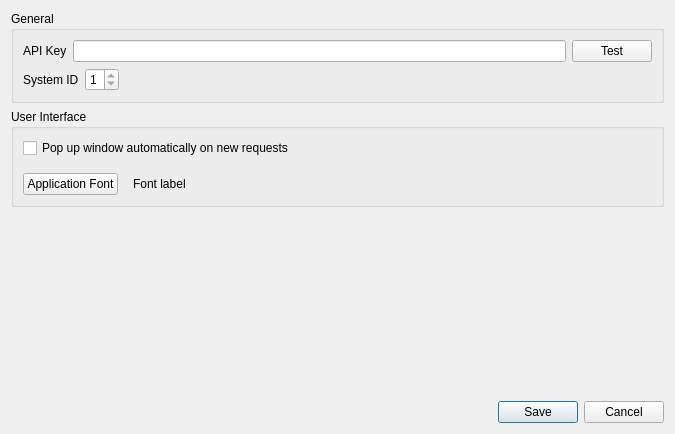
The window that src/dialogsettings.ui (OpenKJ/SongbookAgent) describes before a commit, drawn with Qt 5.
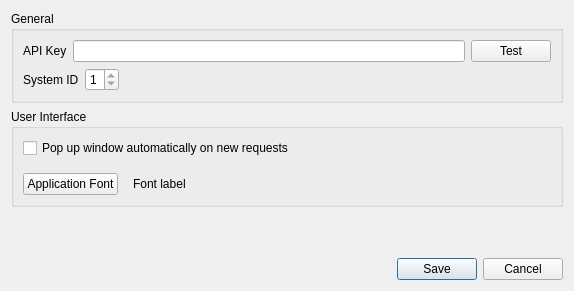
The same window after the commit. Icons and pictures are not drawn.

The edit to the form file:
```diff
--- a/src/dialogsettings.ui
+++ b/src/dialogsettings.ui
@@ -6,8 +6,8 @@
    <rect>
     <x>0</x>
     <y>0</y>
-    <width>675</width>
-    <height>434</height>
+    <width>574</width>
+    <height>291</height>
    </rect>
   </property>
   <property name="windowTitle">
```
Left out of the diff: 8 changed lines with no effect on the pictures.
